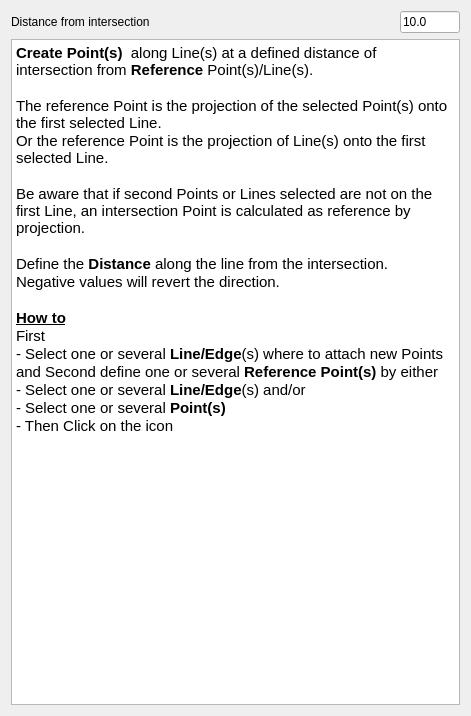
First picture: the form in Resources/Ui/WF_UI_alongLinePoint.ui, repository Rentlau/WorkFeature-WB, before the edit.
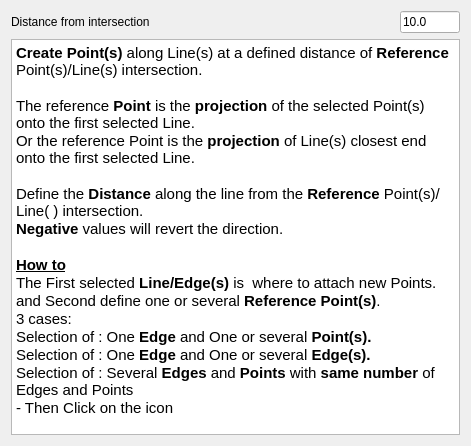
Second picture: the form after the edit.

Commit message: Update readme and fix behavior on alongLinePoint and twoPointsLine

The edit to the form file:
```diff
--- a/Resources/Ui/WF_UI_alongLinePoint.ui
+++ b/Resources/Ui/WF_UI_alongLinePoint.ui
@@ -7,7 +7,7 @@
     <x>0</x>
     <y>0</y>
     <width>471</width>
-    <height>716</height>
+    <height>446</height>
    </rect>
   </property>
   <property name="windowTitle">
@@ -48,22 +48,21 @@
 &lt;html&gt;&lt;head&gt;&lt;meta name=&quot;qrichtext&quot; content=&quot;1&quot; /&gt;&lt;style type=&quot;text/css&quot;&gt;
 p, li { white-space: pre-wrap; }
 &lt;/style&gt;&lt;/head&gt;&lt;body style=&quot; font-family:'Ubuntu'; font-size:11pt; font-weight:400; font-style:normal;&quot;&gt;
-&lt;p style=&quot; margin-top:0px; margin-bottom:0px; margin-left:0px; margin-right:0px; -qt-block-indent:0; text-indent:0px;&quot;&gt;&lt;span style=&quot; font-weight:600;&quot;&gt;Create Point(s)&lt;/span&gt;  along Line(s) at a defined distance of intersection from &lt;span style=&quot; font-weight:600;&quot;&gt;Reference&lt;/span&gt; Point(s)/Line(s).&lt;/p&gt;
+&lt;p style=&quot; margin-top:0px; margin-bottom:0px; margin-left:0px; margin-right:0px; -qt-block-indent:0; text-indent:0px;&quot;&gt;&lt;span style=&quot; font-weight:600;&quot;&gt;Create Point(s)&lt;/span&gt; along Line(s) at a defined distance of &lt;span style=&quot; font-weight:600;&quot;&gt;Reference&lt;/span&gt; Point(s)/Line(s) intersection.&lt;/p&gt;
 &lt;p style=&quot;-qt-paragraph-type:empty; margin-top:0px; margin-bottom:0px; margin-left:0px; margin-right:0px; -qt-block-indent:0; text-indent:0px;&quot;&gt;&lt;br /&gt;&lt;/p&gt;
-&lt;p style=&quot; margin-top:0px; margin-bottom:0px; margin-left:0px; margin-right:0px; -qt-block-indent:0; text-indent:0px;&quot;&gt;The reference Point is the projection of the selected Point(s) onto the first selected Line.&lt;/p&gt;
-&lt;p style=&quot; margin-top:0px; margin-bottom:0px; margin-left:0px; margin-right:0px; -qt-block-indent:0; text-indent:0px;&quot;&gt;Or the reference Point is the projection of Line(s) onto the first selected Line.&lt;/p&gt;
+&lt;p style=&quot; margin-top:0px; margin-bottom:0px; margin-left:0px; margin-right:0px; -qt-block-indent:0; text-indent:0px;&quot;&gt;The reference &lt;span style=&quot; font-weight:600;&quot;&gt;Point&lt;/span&gt; is the &lt;span style=&quot; font-weight:600;&quot;&gt;projection&lt;/span&gt; of the selected Point(s) onto the first selected Line.&lt;/p&gt;
+&lt;p style=&quot; margin-top:0px; margin-bottom:0px; margin-left:0px; margin-right:0px; -qt-block-indent:0; text-indent:0px;&quot;&gt;Or the reference Point is the &lt;span style=&quot; font-weight:600;&quot;&gt;projection&lt;/span&gt; of Line(s) closest end onto the first selected Line.&lt;/p&gt;
 &lt;p style=&quot;-qt-paragraph-type:empty; margin-top:0px; margin-bottom:0px; margin-left:0px; margin-right:0px; -qt-block-indent:0; text-indent:0px;&quot;&gt;&lt;br /&gt;&lt;/p&gt;
-&lt;p style=&quot; margin-top:0px; margin-bottom:0px; margin-left:0px; margin-right:0px; -qt-block-indent:0; text-indent:0px;&quot;&gt;Be aware that if second Points or Lines selected are not on the first Line, an intersection Point is calculated as reference by projection.&lt;/p&gt;
-&lt;p style=&quot;-qt-paragraph-type:empty; margin-top:0px; margin-bottom:0px; margin-left:0px; margin-right:0px; -qt-block-indent:0; text-indent:0px;&quot;&gt;&lt;br /&gt;&lt;/p&gt;
-&lt;p style=&quot; margin-top:0px; margin-bottom:0px; margin-left:0px; margin-right:0px; -qt-block-indent:0; text-indent:0px;&quot;&gt;Define the &lt;span style=&quot; font-weight:600;&quot;&gt;Distance&lt;/span&gt; along the line from the intersection.&lt;/p&gt;
-&lt;p style=&quot; margin-top:0px; margin-bottom:0px; margin-left:0px; margin-right:0px; -qt-block-indent:0; text-indent:0px;&quot;&gt;Negative values will revert the direction.&lt;/p&gt;
+&lt;p style=&quot; margin-top:0px; margin-bottom:0px; margin-left:0px; margin-right:0px; -qt-block-indent:0; text-indent:0px;&quot;&gt;Define the &lt;span style=&quot; font-weight:600;&quot;&gt;Distance&lt;/span&gt; along the line from the &lt;span style=&quot; font-weight:600;&quot;&gt;Reference&lt;/span&gt; Point(s)/Line( ) intersection.&lt;/p&gt;
+&lt;p style=&quot; margin-top:0px; margin-bottom:0px; margin-left:0px; margin-right:0px; -qt-block-indent:0; text-indent:0px;&quot;&gt;&lt;span style=&quot; font-weight:600;&quot;&gt;Negative&lt;/span&gt; values will revert the direction.&lt;/p&gt;
 &lt;p style=&quot;-qt-paragraph-type:empty; margin-top:0px; margin-bottom:0px; margin-left:0px; margin-right:0px; -qt-block-indent:0; text-indent:0px;&quot;&gt;&lt;br /&gt;&lt;/p&gt;
 &lt;p style=&quot; margin-top:0px; margin-bottom:0px; margin-left:0px; margin-right:0px; -qt-block-indent:0; text-indent:0px;&quot;&gt;&lt;span style=&quot; font-weight:600; text-decoration: underline;&quot;&gt;How to&lt;/span&gt;&lt;/p&gt;
-&lt;p style=&quot; margin-top:0px; margin-bottom:0px; margin-left:0px; margin-right:0px; -qt-block-indent:0; text-indent:0px;&quot;&gt;First&lt;/p&gt;
-&lt;p style=&quot; margin-top:0px; margin-bottom:0px; margin-left:0px; margin-right:0px; -qt-block-indent:0; text-indent:0px;&quot;&gt;- Select one or several &lt;span style=&quot; font-weight:600;&quot;&gt;Line/Edge&lt;/span&gt;(s) where to attach new Points&lt;/p&gt;
-&lt;p style=&quot; margin-top:0px; margin-bottom:0px; margin-left:0px; margin-right:0px; -qt-block-indent:0; text-indent:0px;&quot;&gt;and Second define one or several &lt;span style=&quot; font-weight:600;&quot;&gt;Reference Point(s)&lt;/span&gt; by either&lt;/p&gt;
-&lt;p style=&quot; margin-top:0px; margin-bottom:0px; margin-left:0px; margin-right:0px; -qt-block-indent:0; text-indent:0px;&quot;&gt;- Select one or several &lt;span style=&quot; font-weight:600;&quot;&gt;Line/Edge&lt;/span&gt;(s) and/or&lt;/p&gt;
-&lt;p style=&quot; margin-top:0px; margin-bottom:0px; margin-left:0px; margin-right:0px; -qt-block-indent:0; text-indent:0px;&quot;&gt;- Select one or several &lt;span style=&quot; font-weight:600;&quot;&gt;Point(s)&lt;/span&gt;&lt;/p&gt;
+&lt;p style=&quot; margin-top:0px; margin-bottom:0px; margin-left:0px; margin-right:0px; -qt-block-indent:0; text-indent:0px;&quot;&gt;The First selected &lt;span style=&quot; font-weight:600;&quot;&gt;Line/Edge(s) &lt;/span&gt;is&lt;span style=&quot; font-weight:600;&quot;&gt;  &lt;/span&gt;where to attach new Points.&lt;/p&gt;
+&lt;p style=&quot; margin-top:0px; margin-bottom:0px; margin-left:0px; margin-right:0px; -qt-block-indent:0; text-indent:0px;&quot;&gt;and Second define one or several &lt;span style=&quot; font-weight:600;&quot;&gt;Reference Point(s)&lt;/span&gt;.&lt;/p&gt;
+&lt;p style=&quot; margin-top:0px; margin-bottom:0px; margin-left:0px; margin-right:0px; -qt-block-indent:0; text-indent:0px;&quot;&gt;3 cases:&lt;/p&gt;
+&lt;p style=&quot; margin-top:0px; margin-bottom:0px; margin-left:0px; margin-right:0px; -qt-block-indent:0; text-indent:0px;&quot;&gt;Selection of : One &lt;span style=&quot; font-weight:600;&quot;&gt;Edge &lt;/span&gt;and One or several&lt;span style=&quot; font-weight:600;&quot;&gt; Point(s).&lt;/span&gt;&lt;/p&gt;
+&lt;p style=&quot; margin-top:0px; margin-bottom:0px; margin-left:0px; margin-right:0px; -qt-block-indent:0; text-indent:0px;&quot;&gt;Selection of : One &lt;span style=&quot; font-weight:600;&quot;&gt;Edge&lt;/span&gt; and One or several&lt;span style=&quot; font-weight:600;&quot;&gt; Edge(s).&lt;/span&gt;&lt;/p&gt;
+&lt;p style=&quot; margin-top:0px; margin-bottom:0px; margin-left:0px; margin-right:0px; -qt-block-indent:0; text-indent:0px;&quot;&gt;Selection of : Several &lt;span style=&quot; font-weight:600;&quot;&gt;Edges&lt;/span&gt; and &lt;span style=&quot; font-weight:600;&quot;&gt;Points&lt;/span&gt; with &lt;span style=&quot; font-weight:600;&quot;&gt;same number&lt;/span&gt; of Edges and Points&lt;/p&gt;
 &lt;p style=&quot; margin-top:0px; margin-bottom:0px; margin-left:0px; margin-right:0px; -qt-block-indent:0; text-indent:0px;&quot;&gt;- Then Click on the icon&lt;/p&gt;&lt;/body&gt;&lt;/html&gt;</string>
      </property>
     </widget>
```
Left out of the diff: 2 changed lines with no effect on the pictures. The commit also changes 5 other files.
